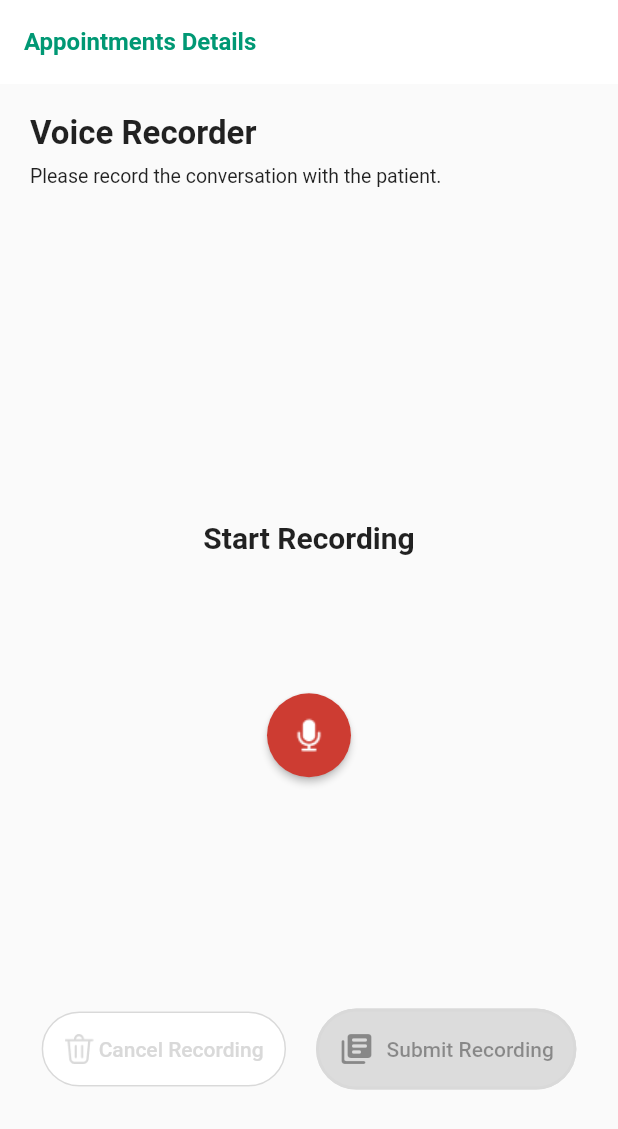
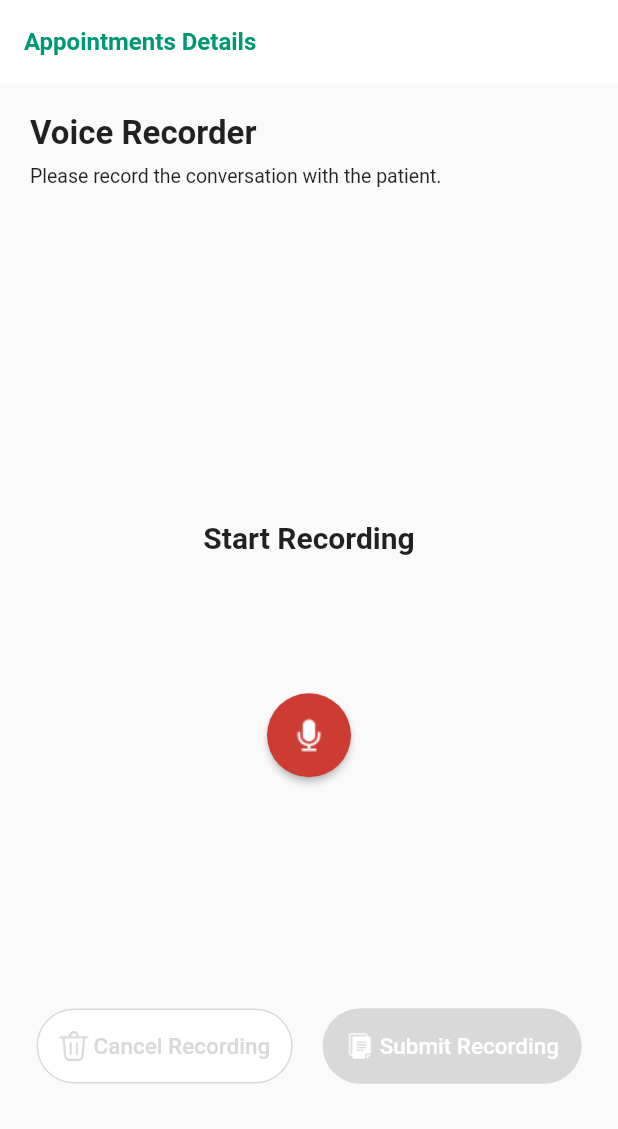
Before and after one commit to rohansolse/recorder_poc, a Flutter app: the screen it shows after launch, on a phone screen of 412 x 824 dp. Shown: the top 1129 px of the screen. Run offline on Flutter 3.47's test engine with Material 2 defaults, Android fonts, the phone set to English and light mode, and no system bars; drawn by our look-alikes of avatar_glow; our stand-ins replace audioplayers; missing offline and left inert: record; statements that could not run were skipped.

Commit message:
elevated button with icon and without icon

```diff
--- /dev/null
+++ b/lib/audio/widgets/elevated_button_widget.dart
@@ -0,0 +1,48 @@
+import 'package:flutter/material.dart';
+import 'package:recorder_poc/constants.dart';
+
+class ElevatedButtonWidget extends StatelessWidget {
+  const ElevatedButtonWidget({
+    super.key,
+    required this.width,
+    required this.text,
+    required this.backgroundColor,
+    required this.borderColor,
+    required this.textColor,
+    required this.onPressed,
+  });
+
+  final double width;
+  final String text;
+  final Color backgroundColor;
+  final Color borderColor;
+  final Color textColor;
+  final VoidCallback onPressed;
+
+  @override
+  Widget build(BuildContext context) {
+    return SizedBox(
+      width: width,
+      child: ElevatedButton(
+        onPressed: onPressed,
+        style: ElevatedButton.styleFrom(
+          backgroundColor: backgroundColor,
+          padding: const EdgeInsets.symmetric(horizontal: 15.0, vertical: 15.0),
+          shape: RoundedRectangleBorder(
+            borderRadius: BorderRadius.circular(50.0),
+            side: BorderSide(color: borderColor, width: 2),
+          ),
+        ),
+        child: Text(
+          text,
+          style: TextStyle(
+            fontSize: 16,
+            color: textColor,
+            fontWeight: FontWeight.w700,
+            fontFamily: RecorderConstants.fontFamilyRoboto,
+          ),
+        ),
+      ),
+    );
+  }
+}
--- /dev/null
+++ b/lib/audio/widgets/elevated_button_with_icon.dart
@@ -0,0 +1,71 @@
+import 'package:flutter/material.dart';
+
+class ElevatedButtonWithIcon extends StatelessWidget {
+  const ElevatedButtonWithIcon({
+    super.key,
+    required this.backgroundColor,
+    required this.borderColor,
+    required this.buttonText,
+    required this.buttonColor,
+    required this.onPressed,
+    required this.iconLink,
+    required this.fontSize,
+    required this.fontFamily,
+    required this.fontWeight,
+  });
+
+  final Color backgroundColor;
+  final Color borderColor;
+  final String buttonText;
+  final String iconLink;
+  final Color buttonColor;
+  final double fontSize;
+  final String fontFamily;
+  final FontWeight fontWeight;
+  final VoidCallback onPressed;
+
+  @override
+  Widget build(BuildContext context) {
+    return ElevatedButton(
+      onPressed: onPressed,
+      style: ElevatedButton.styleFrom(
+        elevation: 0,
+        backgroundColor: backgroundColor,
+        padding: const EdgeInsets.symmetric(horizontal: 15.0, vertical: 15.0),
+        shape: RoundedRectangleBorder(
+          borderRadius: BorderRadius.circular(50.0),
+          side: BorderSide(color: borderColor, width: 1),
+        ),
+      ),
+      child: iconLink.isNotEmpty
+          ? Row(
+              children: [
+                Image.asset(
+                  iconLink,
+                  height: 20,
+                  width: 20,
+                ),
+                const SizedBox(width: 3),
+                Text(
+                  buttonText,
+                  style: TextStyle(
+                    color: buttonColor,
+                    fontSize: fontSize,
+                    fontFamily: fontFamily,
+                    fontWeight: fontWeight,
+                  ),
+                ),
+              ],
+            )
+          : Text(
+              buttonText,
+              style: TextStyle(
+                color: buttonColor,
+                fontSize: fontSize,
+                fontFamily: fontFamily,
+                fontWeight: fontWeight,
+              ),
+            ),
+    );
+  }
+}
--- a/lib/main.dart
+++ b/lib/main.dart
@@ -2,6 +2,7 @@ import 'package:flutter/foundation.dart';
 import 'package:flutter/material.dart';
 import 'package:recorder_poc/audio/audio_player.dart';
 import 'package:recorder_poc/audio/audio_recorder.dart';
+import 'package:recorder_poc/audio/widgets/elevated_button_with_icon.dart';
 import 'package:recorder_poc/constants.dart';
 import 'package:recorder_poc/audio/widgets/recorders_widget.dart';
 
@@ -117,7 +118,12 @@ class _RecorderState extends State<Recorder> {
             Row(
               mainAxisAlignment: MainAxisAlignment.center,
               children: [
-                ElevatedButton(
+                ElevatedButtonWithIcon(
+                  backgroundColor: RecorderConstants.whiteColor,
+                  borderColor: showPlayer ? RecorderConstants.primaryColor : RecorderConstants.scondaryColor,
+                  buttonText: RecorderConstants.cancelRecording,
+                  buttonColor: showPlayer ? RecorderConstants.primaryColor : RecorderConstants.scondaryColor,
+                  iconLink: showPlayer ? 'assets/cancelActive.png' : 'assets/cancelInactive.png',
                   onPressed: showPlayer
                       ? () {
                           setState(() {
@@ -125,62 +131,25 @@ class _RecorderState extends State<Recorder> {
                           });
                         }
                       : () {},
-                  style: ElevatedButton.styleFrom(
-                    elevation: 0,
-                    backgroundColor: RecorderConstants.whiteColor,
-                    padding: const EdgeInsets.symmetric(horizontal: 15.0, vertical: 15.0),
-                    shape: RoundedRectangleBorder(
-                      borderRadius: BorderRadius.circular(50.0),
-                      side: showPlayer
-                          ? const BorderSide(color: RecorderConstants.primaryColor, width: 1)
-                          : const BorderSide(color: RecorderConstants.scondaryColor, width: 1),
-                    ),
-                  ),
-                  child: Row(
-                    children: [
-                      showPlayer
-                          ? Image.asset(
-                              'assets/cancelActive.png',
-                              height: 20,
-                              width: 20,
-                            )
-                          : Image.asset(
-                              'assets/cancelInactive.png',
-                              height: 20,
-                              width: 20,
-                            ),
-                      const SizedBox(width: 3),
-                      Text(
-                        RecorderConstants.cancelRecording,
-                        style: showPlayer
-                            ? const TextStyle(color: RecorderConstants.primaryColor)
-                            : const TextStyle(
-                                color: RecorderConstants.scondaryColor,
-                              ),
-                      ),
-                    ],
-                  ),
+                  fontSize: 15,
+                  fontWeight: FontWeight.w500,
+                  fontFamily: RecorderConstants.fontFamilyRoboto,
                 ),
                 const SizedBox(width: 20),
-                ElevatedButton.icon(
-                  icon: const Icon(Icons.my_library_books_rounded),
-                  label: const Text(RecorderConstants.submitRecoring),
+                ElevatedButtonWithIcon(
+                  backgroundColor: showPlayer ? RecorderConstants.primaryColor : RecorderConstants.scondaryColor,
+                  borderColor: showPlayer ? RecorderConstants.primaryColor : RecorderConstants.scondaryColor,
+                  buttonText: RecorderConstants.submitRecoring,
+                  buttonColor: RecorderConstants.whiteColor,
+                  iconLink: 'assets/submit.png',
                   onPressed: showPlayer
                       ? () {
                           submitRecoringDialog();
                         }
-                      : null,
-                  style: ElevatedButton.styleFrom(
-                    elevation: 0,
-                    backgroundColor: RecorderConstants.primaryColor,
-                    padding: const EdgeInsets.symmetric(horizontal: 15.0, vertical: 15.0),
-                    shape: RoundedRectangleBorder(
-                      borderRadius: BorderRadius.circular(50.0),
-                      side: showPlayer
-                          ? const BorderSide(color: RecorderConstants.primaryColor, width: 2)
-                          : const BorderSide(color: RecorderConstants.scondaryColor, width: 2),
-                    ),
-                  ),
+                      : () {},
+                  fontSize: 15,
+                  fontWeight: FontWeight.w500,
+                  fontFamily: RecorderConstants.fontFamilyRoboto,
                 ),
               ],
             ),
```
Also changed, not shown: assets/submit.png (added).
